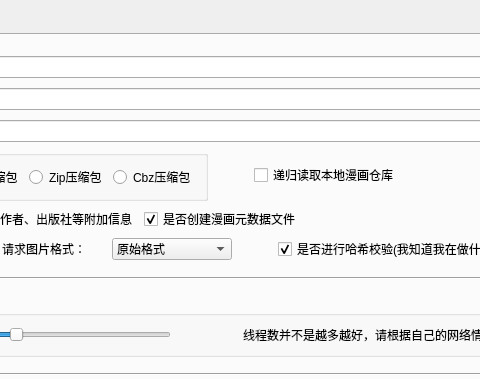
Old version of the form src/ui/PySide_src/mainWindow.ui in the repository Zeal-L/BiliBili-Manga-Downloader; both pictures show x 353 to 833 and y 0 to 379 of the 1152 by 699 pixel window.
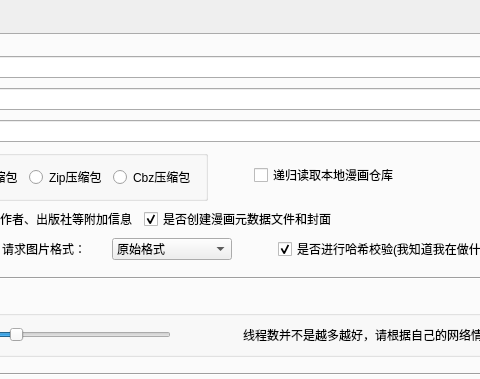
New version of the form. The open tabs and pages were chosen to show the change. Icons and pictures are not drawn.

Commit message: :bug::sparkles: 修复闪退和章节名为空问题，程序优化 1. 修复搜索闪退 2. 修复第一次使用时章节名为空的问题 3. 迁移搜索API至客户端 4. 优化启动速度（启动时不扫描库存） 5. 允许删除cookie 6.下载漫画时也保存封面 7. 其他细节优化

```diff
--- a/src/ui/PySide_src/mainWindow.ui
+++ b/src/ui/PySide_src/mainWindow.ui
@@ -1083,7 +1083,7 @@
           <item>
            <widget class="QCheckBox" name="checkBox_save_meta">
             <property name="text">
-             <string>是否创建漫画元数据文件</string>
+             <string>是否创建漫画元数据文件和封面</string>
             </property>
             <property name="checked">
              <bool>true</bool>
```
The commit also changes 10 other files.
